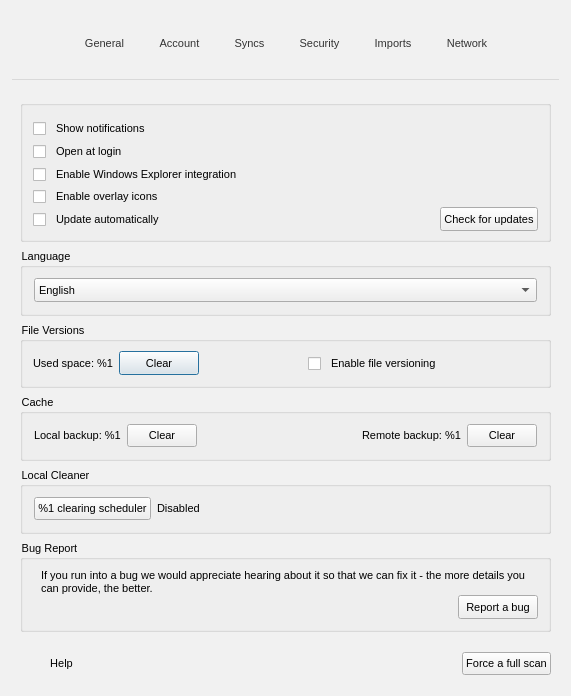
meganz/MEGAsync, file src/MEGASync/gui/win/SettingsDialog.ui: the form before one commit.
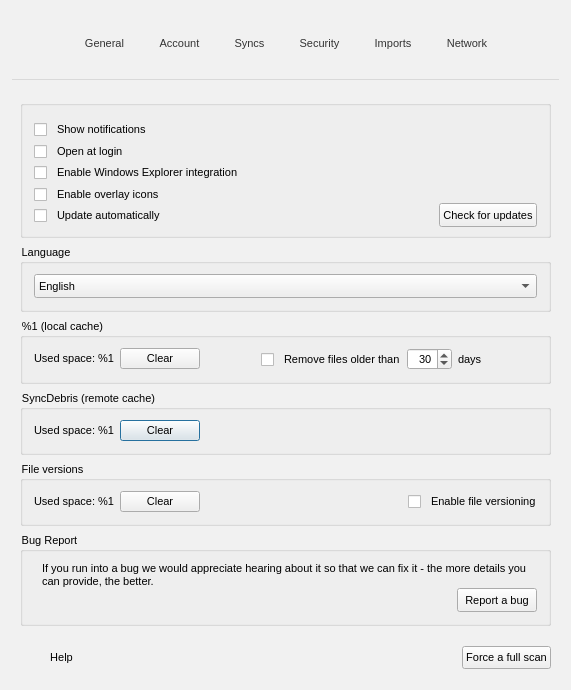
The form after the commit. Icons and pictures are not drawn. Custom widgets are drawn as their Qt base class.

Commit message: Make Windows debris related options in sync with Linux

The edit to the form file:
```diff
--- a/src/MEGASync/gui/win/SettingsDialog.ui
+++ b/src/MEGASync/gui/win/SettingsDialog.ui
@@ -10,7 +10,7 @@
     <x>0</x>
     <y>0</y>
     <width>571</width>
-    <height>696</height>
+    <height>671</height>
    </rect>
   </property>
   <property name="contextMenuPolicy">
@@ -530,25 +530,10 @@
        </property>
        <item>
         <widget class="QGroupBox" name="gGeneral">
-         <property name="flat">
-          <bool>false</bool>
-         </property>
          <layout class="QVBoxLayout" name="gGeneralLayout">
           <property name="spacing">
            <number>0</number>
           </property>
-          <property name="leftMargin">
-           <number>10</number>
-          </property>
-          <property name="topMargin">
-           <number>10</number>
-          </property>
-          <property name="rightMargin">
-           <number>10</number>
-          </property>
-          <property name="bottomMargin">
-           <number>10</number>
-          </property>
           <item>
            <widget class="QCheckBox" name="cShowNotifications">
             <property name="sizePolicy">
@@ -759,34 +744,10 @@
        </item>
        <item>
         <widget class="QGroupBox" name="gLanguage">
-         <property name="sizePolicy">
-          <sizepolicy hsizetype="Preferred" vsizetype="Maximum">
-           <horstretch>0</horstretch>
-           <verstretch>0</verstretch>
-          </sizepolicy>
-         </property>
-         <property name="minimumSize">
-          <size>
-           <width>0</width>
-           <height>0</height>
-          </size>
-         </property>
-         <property name="maximumSize">
-          <size>
-           <width>16777215</width>
-           <height>16777215</height>
-          </size>
-         </property>
          <property name="title">
           <string>Language</string>
          </property>
-         <property name="flat">
-          <bool>false</bool>
-         </property>
          <layout class="QVBoxLayout" name="verticalLayout_17">
-          <property name="topMargin">
-           <number>11</number>
-          </property>
           <item>
            <widget class="QComboBox" name="cLanguage">
             <property name="sizePolicy">
@@ -817,128 +778,12 @@
          </layout>
         </widget>
        </item>
-       <item>
-        <widget class="QGroupBox" name="gFileVersions">
-         <property name="title">
-          <string>File Versions</string>
-         </property>
-         <layout class="QHBoxLayout" name="horizontalLayout_23">
-          <property name="leftMargin">
-           <number>10</number>
-          </property>
-          <property name="topMargin">
-           <number>10</number>
-          </property>
-          <property name="rightMargin">
-           <number>10</number>
-          </property>
-          <property name="bottomMargin">
-           <number>10</number>
-          </property>
-          <item>
-           <widget class="QLabel" name="lFileVersionsSize">
-            <property name="text">
-             <string>Used space: %1</string>
-            </property>
-           </widget>
-          </item>
-          <item>
-           <widget class="QPushButton" name="bClearFileVersions">
-            <property name="sizePolicy">
-             <sizepolicy hsizetype="Preferred" vsizetype="Fixed">
-              <horstretch>0</horstretch>
-              <verstretch>0</verstretch>
-             </sizepolicy>
-            </property>
-            <property name="minimumSize">
-             <size>
-              <width>0</width>
-              <height>24</height>
-             </size>
-            </property>
-            <property name="maximumSize">
-             <size>
-              <width>16777215</width>
-              <height>24</height>
-             </size>
-            </property>
-            <property name="text">
-             <string>Clear</string>
-            </property>
-           </widget>
-          </item>
-          <item>
-           <spacer name="horizontalSpacer_92">
-            <property name="orientation">
-             <enum>Qt::Horizontal</enum>
-            </property>
-            <property name="sizeHint" stdset="0">
-             <size>
-              <width>103</width>
-              <height>20</height>
-             </size>
-            </property>
-           </spacer>
-          </item>
-          <item>
-           <widget class="QCheckBox" name="cFileVersioning">
-            <property name="text">
-             <string>Enable file versioning</string>
-            </property>
-           </widget>
-          </item>
-          <item>
-           <spacer name="horizontalSpacer_14">
-            <property name="orientation">
-             <enum>Qt::Horizontal</enum>
-            </property>
-            <property name="sizeHint" stdset="0">
-             <size>
-              <width>40</width>
-              <height>20</height>
-             </size>
-            </property>
-           </spacer>
-          </item>
-         </layout>
-        </widget>
-       </item>
        <item>
         <widget class="QGroupBox" name="gCache">
-         <property name="sizePolicy">
-          <sizepolicy hsizetype="Preferred" vsizetype="Maximum">
-           <horstretch>0</horstretch>
-           <verstretch>0</verstretch>
-          </sizepolicy>
-         </property>
          <property name="title">
-          <string>Cache</string>
+          <string>%1 (local cache)</string>
          </property>
-         <property name="flat">
-          <bool>false</bool>
-         </property>
-         <layout class="QHBoxLayout" name="horizontalLayout_11">
-          <item>
-           <widget class="QWidget" name="wLocalCache" native="true">
-            <property name="sizePolicy">
-             <sizepolicy hsizetype="Preferred" vsizetype="Expanding">
-              <horstretch>0</horstretch>
-              <verstretch>0</verstretch>
-             </sizepolicy>
-            </property>
-            <layout class="QHBoxLayout" name="horizontalLayout_9">
-             <property name="leftMargin">
-              <number>0</number>
-             </property>
-             <property name="topMargin">
-              <number>0</number>
-             </property>
-             <property name="rightMargin">
-              <number>0</number>
-             </property>
-             <property name="bottomMargin">
-              <number>0</number>
-             </property>
+         <layout class="QHBoxLayout" name="horizontalLayout_112">
              <item>
               <widget class="QLabel" name="lCacheSize">
                <property name="sizePolicy">
@@ -951,10 +796,7 @@
                 <enum>Qt::StrongFocus</enum>
                </property>
                <property name="text">
-                <string>Local backup: %1</string>
-               </property>
-               <property name="margin">
-                <number>2</number>
+             <string>Used space: %1</string>
                </property>
               </widget>
              </item>
@@ -966,18 +808,6 @@
                  <verstretch>0</verstretch>
                 </sizepolicy>
                </property>
-               <property name="minimumSize">
-                <size>
-                 <width>0</width>
-                 <height>23</height>
-                </size>
-               </property>
-               <property name="maximumSize">
-                <size>
-                 <width>70</width>
-                 <height>16777215</height>
-                </size>
-               </property>
                <property name="text">
                 <string>Clear</string>
                </property>
@@ -987,7 +817,7 @@
               </widget>
              </item>
              <item>
-              <spacer name="horizontalSpacer_5">
+           <spacer name="horizontalSpacer_8">
                <property name="orientation">
                 <enum>Qt::Horizontal</enum>
                </property>
@@ -996,132 +826,143 @@
                </property>
                <property name="sizeHint" stdset="0">
                 <size>
-                 <width>37</width>
-                 <height>13</height>
+              <width>0</width>
+              <height>0</height>
                 </size>
                </property>
               </spacer>
              </item>
-            </layout>
+          <item>
+           <widget class="QCheckBox" name="cCacheSchedulerEnabled">
+            <property name="text">
+             <string>Remove files older than</string>
+            </property>
            </widget>
           </item>
           <item>
-           <widget class="QWidget" name="wRemoteCache" native="true">
-            <property name="sizePolicy">
-             <sizepolicy hsizetype="Preferred" vsizetype="Expanding">
-              <horstretch>0</horstretch>
-              <verstretch>0</verstretch>
-             </sizepolicy>
+           <widget class="QSpinBox" name="sCacheSchedulerDays">
+            <property name="alignment">
+             <set>Qt::AlignRight|Qt::AlignTrailing|Qt::AlignVCenter</set>
             </property>
-            <layout class="QHBoxLayout" name="horizontalLayout_14">
-             <property name="leftMargin">
-              <number>0</number>
-             </property>
-             <property name="topMargin">
-              <number>0</number>
-             </property>
-             <property name="rightMargin">
-              <number>0</number>
-             </property>
-             <property name="bottomMargin">
-              <number>0</number>
-             </property>
+            <property name="minimum">
+             <number>1</number>
+            </property>
+            <property name="maximum">
+             <number>365</number>
+            </property>
+            <property name="value">
+             <number>30</number>
+            </property>
+           </widget>
+          </item>
+          <item>
+           <widget class="QLabel" name="lCacheSchedulerSuffix">
+            <property name="styleSheet">
+             <string notr="true">font-style: normal;</string>
+            </property>
+            <property name="text">
+             <string>days</string>
+            </property>
+            <property name="alignment">
+             <set>Qt::AlignLeading|Qt::AlignLeft|Qt::AlignVCenter</set>
+            </property>
+           </widget>
+          </item>
              <item>
-              <spacer name="rSpacer">
+           <spacer name="horizontalSpacer_15">
                <property name="orientation">
                 <enum>Qt::Horizontal</enum>
                </property>
                <property name="sizeHint" stdset="0">
                 <size>
-                 <width>37</width>
+              <width>40</width>
                  <height>20</height>
                 </size>
                </property>
               </spacer>
              </item>
+         </layout>
+        </widget>
+       </item>
+       <item>
+        <widget class="QGroupBox" name="gRemoteCache">
+         <property name="title">
+          <string>SyncDebris (remote cache)</string>
+         </property>
+         <layout class="QHBoxLayout" name="horizontalLayout_21">
              <item>
               <widget class="QLabel" name="lRemoteCacheSize">
                <property name="focusPolicy">
                 <enum>Qt::StrongFocus</enum>
                </property>
                <property name="text">
-                <string>Remote backup: %1</string>
-               </property>
-               <property name="margin">
-                <number>10</number>
+             <string>Used space: %1</string>
                </property>
               </widget>
              </item>
              <item>
               <widget class="QPushButton" name="bClearRemoteCache">
-               <property name="minimumSize">
-                <size>
-                 <width>0</width>
-                 <height>23</height>
-                </size>
-               </property>
-               <property name="maximumSize">
-                <size>
-                 <width>70</width>
-                 <height>23</height>
-                </size>
-               </property>
                <property name="text">
                 <string>Clear</string>
                </property>
               </widget>
              </item>
-            </layout>
-           </widget>
+          <item>
+           <spacer name="horizontalSpacer_20">
+            <property name="orientation">
+             <enum>Qt::Horizontal</enum>
+            </property>
+            <property name="sizeHint" stdset="0">
+             <size>
+              <width>0</width>
+              <height>0</height>
+             </size>
+            </property>
+           </spacer>
           </item>
          </layout>
         </widget>
        </item>
        <item>
-        <widget class="QGroupBox" name="gLocalCleaner">
+        <widget class="QGroupBox" name="gFileVersions">
          <property name="title">
-          <string>Local Cleaner</string>
+          <string>File versions</string>
          </property>
-         <layout class="QHBoxLayout" name="horizontalLayout_21">
+         <layout class="QHBoxLayout" name="horizontalLayout_23">
           <item>
-           <widget class="QPushButton" name="bLocalCleaner">
-            <property name="minimumSize">
-             <size>
-              <width>0</width>
-              <height>23</height>
-             </size>
-            </property>
-            <property name="maximumSize">
-             <size>
-              <width>16777215</width>
-              <height>23</height>
-             </size>
-            </property>
+           <widget class="QLabel" name="lFileVersionsSize">
             <property name="text">
-             <string>%1 clearing scheduler</string>
+             <string>Used space: %1</string>
             </property>
            </widget>
           </item>
           <item>
-           <widget class="QLabel" name="lLocalCleanerState">
+           <widget class="QPushButton" name="bClearFileVersions">
             <property name="text">
-             <string>Disabled</string>
+             <string>Clear</string>
             </property>
            </widget>
           </item>
           <item>
-           <spacer name="horizontalSpacer_8">
+           <spacer name="horizontalSpacer_92">
             <property name="orientation">
              <enum>Qt::Horizontal</enum>
             </property>
             <property name="sizeHint" stdset="0">
              <size>
-              <width>184</width>
-              <height>20</height>
+              <width>0</width>
+              <height>0</height>
              </size>
             </property>
            </spacer>
           </item>
+          <item>
+           <widget class="QCheckBox" name="cFileVersioning">
+            <property name="text">
+             <string>Enable file versioning</string>
+            </property>
+           </widget>
+          </item>
          </layout>
         </widget>
        </item>
@@ -1134,18 +975,6 @@
           <property name="spacing">
            <number>0</number>
           </property>
-          <property name="leftMargin">
-           <number>10</number>
-          </property>
-          <property name="topMargin">
-           <number>10</number>
-          </property>
-          <property name="rightMargin">
-           <number>10</number>
-          </property>
-          <property name="bottomMargin">
-           <number>10</number>
-          </property>
           <item>
            <widget class="QLabel" name="label">
             <property name="text">
```
Left out of the diff: 2 changed lines with no effect on the pictures. Lines whose indentation alone changed are shown as unchanged. The commit also changes 1 other file.
